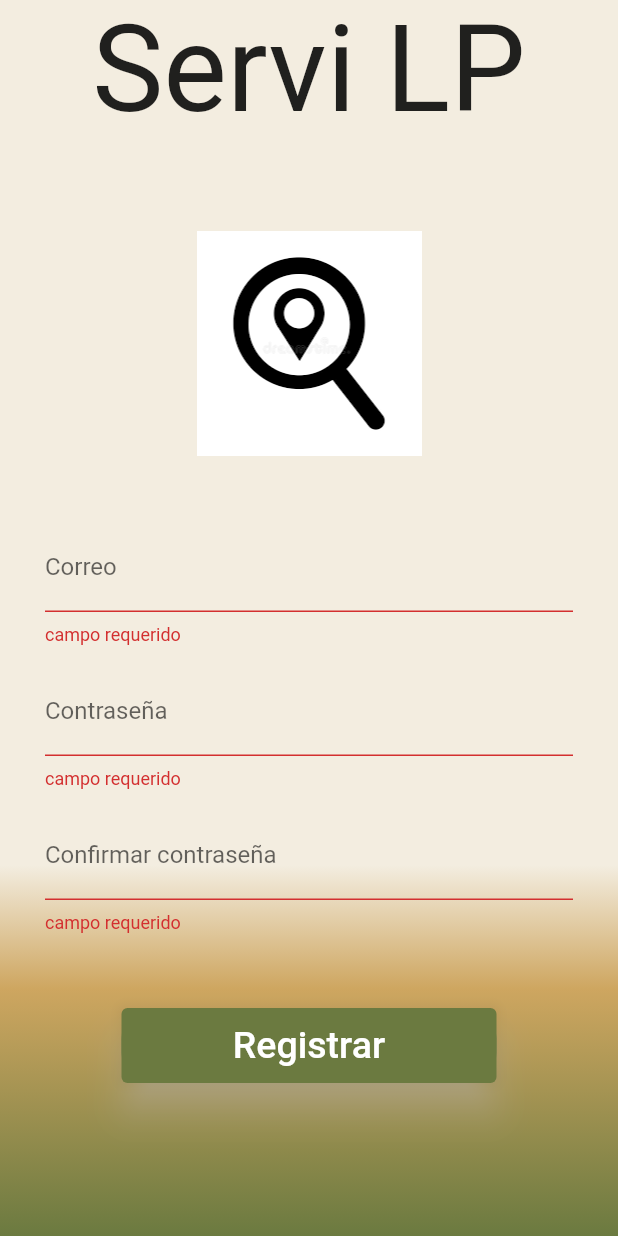
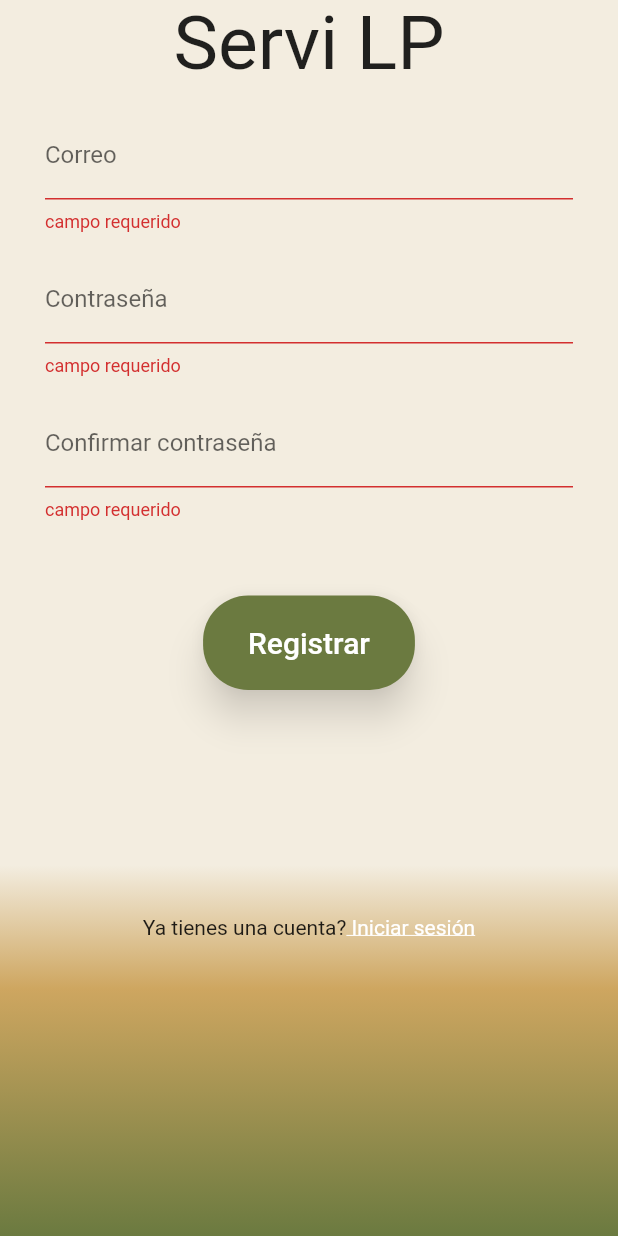
Before and after one commit to sis313/sistema_II2022.mobile, a Flutter app: the RoleMenu screen opened directly, after a tap on "Cliente", on a phone screen of 412 x 824 dp. Run offline on Flutter 3.47's test engine with Material 2 defaults, Android fonts, the phone set to English and light mode, and no system bars; our stand-ins replace form_field_validator, shared_preferences; accounts and stored records are empty.

Commit message:
fix roles screen

```diff
--- a/app_movil/lib/RoleMenu.dart
+++ b/app_movil/lib/RoleMenu.dart
@@ -15,8 +15,11 @@ class _RoleMenu extends State<RoleMenu> {
     final elevButtonStyle = ElevatedButton.styleFrom(
         primary: Color(0xff6B7A40),
         onPrimary: Color(0xfff3ede0),
-        padding: EdgeInsets.symmetric(horizontal: 60, vertical: 20),
-        shadowColor: Color(0xfff3ede0),
+        padding: EdgeInsets.symmetric(horizontal: 30, vertical: 20),
+        shadowColor: Color(0xffCEA660),
+        shape: new RoundedRectangleBorder(
+          borderRadius: new BorderRadius.circular(30.0),
+        ),
         elevation: 10
     );
 
@@ -42,12 +45,12 @@ class _RoleMenu extends State<RoleMenu> {
         child: Column(
           children: <Widget>[
             Padding(
-              padding: const EdgeInsets.all(8.0),
+              padding: const EdgeInsets.only(top: 60),
               child: Center(
                 child: Text(
                   'Servi LP',
                   style: new TextStyle(
-                    fontSize: 80,
+                    fontSize: 60,
                   ),
                   textAlign: TextAlign.center,
                 ),
@@ -69,7 +72,7 @@ class _RoleMenu extends State<RoleMenu> {
               child: Text(
                 'Quiero registrarme como...',
                 style: new TextStyle(
-                  fontSize: 40,
+                  fontSize: 30,
                 ),
                 textAlign: TextAlign.center,
               ),
@@ -103,21 +106,6 @@ class _RoleMenu extends State<RoleMenu> {
                   style: TextStyle(color: Colors.white, fontSize: 25),
                 ),
               ),
-
-            SizedBox(
-              height: 30,
-            ),
-            ElevatedButton(
-                style: elevButtonStyle,
-                onPressed: () {
-                  Navigator.push(context, MaterialPageRoute(builder: (context) => StartMenu()));
-                },
-                child: Text(
-                  'Volver',
-                  style: TextStyle(color: Colors.white, fontSize: 25),
-                ),
-              ),
-
           ],
         )
       )
--- a/app_movil/lib/SignUp.dart
+++ b/app_movil/lib/SignUp.dart
@@ -24,7 +24,10 @@ class _SignUp extends State<SignUp> {
     final elevButtonStyle = ElevatedButton.styleFrom(
         primary: Color(0xff6B7A40),
         onPrimary: Color(0xfff3ede0),
-        padding: EdgeInsets.symmetric(horizontal: 60, vertical: 10),
+        padding: EdgeInsets.symmetric(horizontal: 30, vertical: 20),
+        shape: new RoundedRectangleBorder(
+          borderRadius: new BorderRadius.circular(30.0),
+        ),
         shadowColor: Color(0xfff3ede0),
         elevation: 10
     );
@@ -54,12 +57,12 @@ class _SignUp extends State<SignUp> {
               child: Text(
                 'Servi LP',
                 style: new TextStyle(
-                  fontSize: 80,
+                  fontSize: 50,
                 ),
                 textAlign: TextAlign.center,
               ),
             ),
-            Padding(
+            /*Padding(
               padding: const EdgeInsets.only(top: 60.0, bottom: 30),
               child: Center(
                 child: Container(
@@ -71,6 +74,8 @@ class _SignUp extends State<SignUp> {
                     child: Image.asset('assets/icono.png')),
               ),
             ),
+
+             */
             Padding(
               padding: EdgeInsets.symmetric(horizontal: 15),
               child:Form(
@@ -149,39 +154,40 @@ class _SignUp extends State<SignUp> {
             SizedBox(
               height: 50,
             ),
-            Container(
-              height: 50,
-              width: 250,
-              decoration: BoxDecoration(
-                  color: Color(0xff6B7A40), borderRadius: BorderRadius.circular(20)),
-              child: ElevatedButton(
+            ElevatedButton(
                 style: elevButtonStyle,
                 onPressed: validate,
                 child: Text(
                   'Registrar',
-                  style: TextStyle(color: Colors.white, fontSize: 25),
+                  style: TextStyle(color: Colors.white, fontSize: 20),
                 ),
+
             ),
-            ),
+
             SizedBox(
               height: 150,
             ),
-            Text('Ya tienes una cuenta?'),
-            ElevatedButton(
-              style: ElevatedButton.styleFrom(
-                  primary: Colors.transparent,
-                  onPrimary: Color(0xfff3ede0),
-                  padding: EdgeInsets.symmetric(horizontal: 30),
-                  shadowColor:Colors.transparent
+            Row(
+              mainAxisAlignment: MainAxisAlignment.center,
+              children: [
+                Text("Ya tienes una cuenta?"),
+                GestureDetector(
+                  child: const Text(" Iniciar sesión",
+                      style: TextStyle(
+                          color: Colors.white, decoration: TextDecoration.underline)
                   ),
-              onPressed: (){
-                Navigator.push(context, MaterialPageRoute(builder: (context) => Login()));
+                  onTap: () async {
+                    try {
+                      await  Navigator.push(context, MaterialPageRoute(builder: (context) => Login()));
+                    } catch (err) {
+                      debugPrint('Something bad happened');
+                    }
                   },
-              child: Text(
-                'Iniciar sesión',
-                style: TextStyle(color: Color(0xfff3ede0), fontSize: 15),
-              ),
-            ),
+                )
+
+              ],
+            )
+
           ],
         ),
       ),
```
Also changed, not shown: app_movil/lib/Login.dart (+37 -17 lines), app_movil/lib/StartMenu.dart (+9 -4 lines), app_movil/assets/icono.png. Lines whose indentation alone changed are shown as unchanged.
